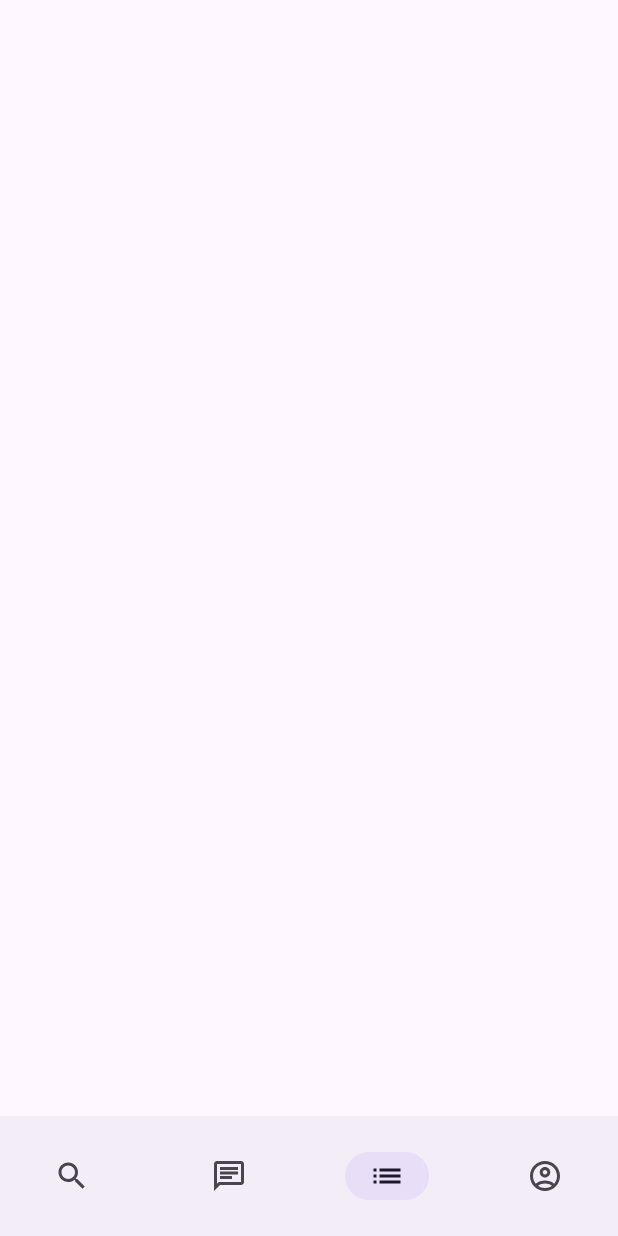
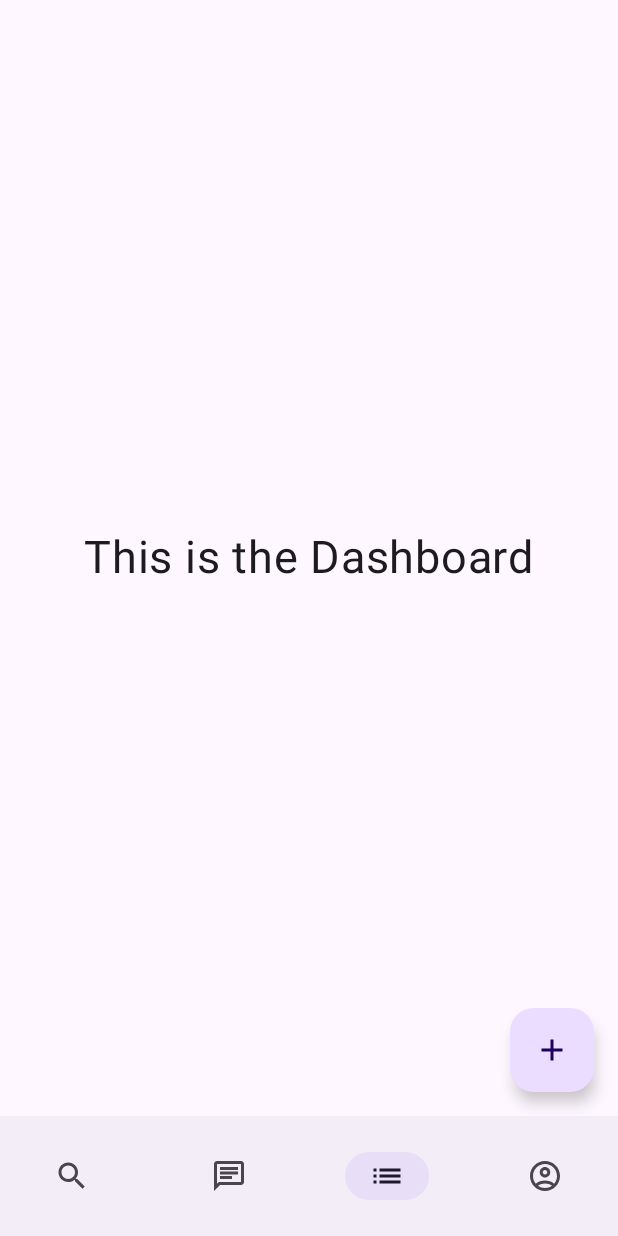
Before and after one commit to PDG-PetKeeper/PDG-PetKeeper, an Android app built with Jetpack Compose: the screen it shows after launch (MainActivity), on a phone screen of 412 x 824 dp. Run offline under Robolectric (Android 15) with nearby library versions, the phone set to English and light mode, and no system bars.

Commit message:
Dashboard base

```diff
--- a/petkeeper/src/main/java/com/projet/petkeeper/ui/dashboard/DashboardRootScreen.kt
+++ b/petkeeper/src/main/java/com/projet/petkeeper/ui/dashboard/DashboardRootScreen.kt
@@ -1,17 +1,54 @@
 package com.projet.petkeeper.ui.dashboard
 
+import androidx.compose.foundation.layout.Arrangement
+import androidx.compose.foundation.layout.Column
+import androidx.compose.foundation.layout.fillMaxSize
+import androidx.compose.foundation.layout.padding
+import androidx.compose.material.icons.Icons
+import androidx.compose.material.icons.filled.Add
+import androidx.compose.material3.ExperimentalMaterial3Api
+import androidx.compose.material3.FabPosition
+import androidx.compose.material3.FloatingActionButton
+import androidx.compose.material3.Icon
 import androidx.compose.material3.Scaffold
+import androidx.compose.material3.Text
 import androidx.compose.runtime.Composable
+import androidx.compose.ui.Alignment
+import androidx.compose.ui.Modifier
+import androidx.compose.ui.tooling.preview.Preview
+import androidx.compose.ui.unit.sp
+import com.projet.petkeeper.ui.theme.PetkeeperTheme
 
+@OptIn(ExperimentalMaterial3Api::class)
 @Composable
 fun DashboardRootScreen(
 
 ){
     Scaffold(
         floatingActionButton = {
-
+            FloatingActionButton(
+                onClick = { /*TODO*/ }
+            ) {
+                Icon(Icons.Filled.Add, "Add a new advert")
+            }
+        },
+        floatingActionButtonPosition = FabPosition.End
+    ){
+        paddingValues ->
+        Column(
+            modifier = Modifier.padding(paddingValues).fillMaxSize(),
+            horizontalAlignment = Alignment.CenterHorizontally,
+            verticalArrangement = Arrangement.Center
+        ) {
+            Text(text = "This is the Dashboard", fontSize = 30.sp)
         }
-    ){
-
     }
 }
+
+@Preview(showBackground = true, showSystemUi = true)
+@Composable
+fun DashboardRootScreenPreview() {
+    PetkeeperTheme {
+        DashboardRootScreen()
+    }
+}
```
